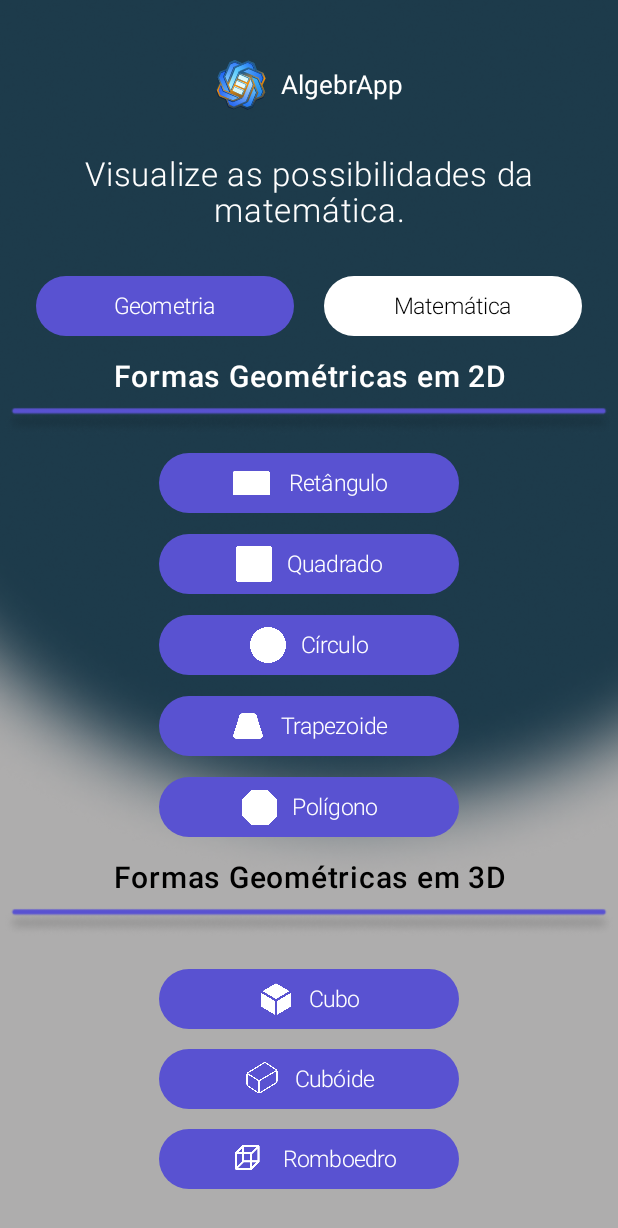
After one commit to maykon3/Formas-logic, an Android app built with Jetpack Compose: the composable Home shown on its own in the app's theme, on a phone screen of 412 x 824 dp. The commit adds this screen. Shown: the top 1228 px of the screen. Run offline under Robolectric (Android 15) with nearby library versions, the phone set to English and light mode, and no system bars.

Commit message:
Commit "Tela Home"

```diff
--- /dev/null
+++ b/app/src/main/java/com/example/formas/Home.kt
@@ -0,0 +1,378 @@
+package com.example.formas
+
+import androidx.compose.foundation.Image
+import androidx.compose.foundation.layout.Arrangement
+import androidx.compose.foundation.layout.Column
+import androidx.compose.foundation.layout.Row
+import androidx.compose.foundation.layout.Spacer
+import androidx.compose.foundation.layout.fillMaxSize
+import androidx.compose.foundation.layout.height
+import androidx.compose.foundation.layout.offset
+import androidx.compose.foundation.layout.padding
+import androidx.compose.foundation.layout.size
+import androidx.compose.foundation.layout.width
+import androidx.compose.foundation.shape.RoundedCornerShape
+import androidx.compose.material3.Button
+import androidx.compose.material3.ButtonDefaults
+import androidx.compose.material3.Text
+import androidx.compose.runtime.Composable
+import androidx.compose.ui.Alignment
+import androidx.compose.ui.Modifier
+import androidx.compose.ui.draw.paint
+import androidx.compose.ui.geometry.Offset
+import androidx.compose.ui.graphics.Color
+import androidx.compose.ui.graphics.Shadow
+import androidx.compose.ui.graphics.vector.rememberVectorPainter
+import androidx.compose.ui.input.pointer.motionEventSpy
+import androidx.compose.ui.layout.ContentScale
+import androidx.compose.ui.res.painterResource
+import androidx.compose.ui.text.TextStyle
+import androidx.compose.ui.text.font.FontWeight
+import androidx.compose.ui.text.style.TextAlign
+import androidx.compose.ui.tooling.preview.Preview
+import androidx.compose.ui.unit.dp
+import androidx.compose.ui.unit.sp
+import androidx.navigation.NavController
+import androidx.navigation.compose.rememberNavController
+import com.example.formas.ui.theme.FormasTheme
+
+@Composable
+fun Home(navController: NavController) {
+    Column(
+        horizontalAlignment = Alignment.CenterHorizontally,
+        modifier = Modifier
+            .fillMaxSize()
+            .paint(
+                painter = painterResource(id = R.drawable.home),
+                contentScale = ContentScale.Crop
+            )
+    ) {
+        Spacer(modifier = Modifier.padding(top = 20.dp))
+
+        Row(
+            modifier = Modifier.padding(top = 20.dp),
+            verticalAlignment = Alignment.CenterVertically
+        ) {
+            Image(
+                painter = painterResource(id = R.drawable.group),
+                contentDescription = "",
+                modifier = Modifier.size(33.dp)
+
+            )
+            Text(
+                "AlgebrApp",
+                color = Color.White,
+                fontSize = 17.sp,
+                modifier = Modifier.padding(start = 10.dp)
+            )
+        }
+
+        Spacer(modifier = Modifier.padding(top = 20.dp))
+
+        Text(
+            "Visualize as possibilidades da matemática.",
+            color = Color.White,
+            textAlign = TextAlign.Center,
+            fontSize = 22.sp,
+            fontWeight = FontWeight.Light,
+            modifier = Modifier
+                .padding(10.dp)
+        )
+
+        Spacer(modifier = Modifier.padding(top = 20.dp))
+
+        Row {
+
+            Button(
+                onClick = { },
+                shape = RoundedCornerShape(30.dp),
+                modifier = Modifier
+                    .width(172.dp)
+                    .height(40.dp),
+                colors = ButtonDefaults.buttonColors(
+                    containerColor = Color(corRoxa)
+                )
+            ) {
+                Text("Geometria", fontSize = 15.sp, fontWeight = FontWeight.Light)
+            }
+
+            Spacer(modifier = Modifier.padding(10.dp))
+
+            Button(
+                onClick = { },
+                shape = RoundedCornerShape(30.dp),
+                modifier = Modifier
+                    .width(172.dp)
+                    .height(40.dp),
+                colors = ButtonDefaults.buttonColors(
+                    containerColor = Color.White
+                )
+            ) {
+                Text(
+                    "Matemática",
+                    color = Color.Black,
+                    fontSize = 15.sp,
+                    fontWeight = FontWeight.Light
+                )
+            }
+
+
+        }
+
+        Spacer(modifier = Modifier.padding(top = 5.dp))
+
+        Text(
+            "Formas Geométricas em 2D",
+            color = Color.White,
+            textAlign = TextAlign.Center,
+            fontSize = 20.sp,
+            fontWeight = FontWeight.Medium,
+            modifier = Modifier
+                .padding(10.dp)
+        )
+
+        Image(
+            painter = painterResource(id = R.drawable.line_10),
+            contentDescription = "",
+            modifier = Modifier
+                .offset(y = (-2).dp)
+        )
+
+        Spacer(modifier = Modifier.padding(top = 10.dp))
+
+        Button(
+            onClick = { },
+            shape = RoundedCornerShape(30.dp),
+            modifier = Modifier
+                .width(200.dp)
+                .height(40.dp),
+            colors = ButtonDefaults.buttonColors(
+                containerColor = Color(corRoxa)
+            )
+        ) {
+            Row (
+                verticalAlignment = Alignment.CenterVertically
+            ){
+                Image(
+                    painter = painterResource(R.drawable.ret_ngulo),
+                    contentDescription = ""
+                )
+
+                Spacer(modifier = Modifier.padding(start = 10.dp))
+
+                Text("Retângulo", fontSize = 15.sp, fontWeight = FontWeight.Light)
+            }
+        }
+
+        Spacer(modifier = Modifier.padding(top = 14.dp))
+
+        Button(
+            onClick = { },
+            shape = RoundedCornerShape(30.dp),
+            modifier = Modifier
+                .width(200.dp)
+                .height(40.dp),
+            colors = ButtonDefaults.buttonColors(
+                containerColor = Color(corRoxa)
+            )
+        ) {
+            Row (
+                verticalAlignment = Alignment.CenterVertically
+            ){
+                Image(
+                    painter = painterResource(R.drawable.quadrado),
+                    contentDescription = ""
+                )
+
+                Spacer(modifier = Modifier.padding(start = 10.dp))
+
+                Text("Quadrado", fontSize = 15.sp, fontWeight = FontWeight.Light)
+            }
+        }
+
+        Spacer(modifier = Modifier.padding(top = 14.dp))
+
+        Button(
+            onClick = { },
+            shape = RoundedCornerShape(30.dp),
+            modifier = Modifier
+                .width(200.dp)
+                .height(40.dp),
+            colors = ButtonDefaults.buttonColors(
+                containerColor = Color(corRoxa)
+            )
+        ) {
+            Row (
+                verticalAlignment = Alignment.CenterVertically
+            ){
+                Image(
+                    painter = painterResource(R.drawable.circulo),
+                    contentDescription = ""
+                )
+
+                Spacer(modifier = Modifier.padding(start = 10.dp))
+
+                Text("Círculo", fontSize = 15.sp, fontWeight = FontWeight.Light)
+            }
+        }
+
+        Spacer(modifier = Modifier.padding(top = 14.dp))
+
+        Button(
+            onClick = { },
+            shape = RoundedCornerShape(30.dp),
+            modifier = Modifier
+                .width(200.dp)
+                .height(40.dp),
+            colors = ButtonDefaults.buttonColors(
+                containerColor = Color(corRoxa)
+            )
+        ) {
+            Row (
+                verticalAlignment = Alignment.CenterVertically
+            ){
+                Image(
+                    painter = painterResource(R.drawable.trape),
+                    contentDescription = ""
+                )
+
+                Spacer(modifier = Modifier.padding(start = 10.dp))
+
+                Text("Trapezoide", fontSize = 15.sp, fontWeight = FontWeight.Light)
+            }
+        }
+
+        Spacer(modifier = Modifier.padding(top = 14.dp))
+
+        Button(
+            onClick = { },
+            shape = RoundedCornerShape(30.dp),
+            modifier = Modifier
+                .width(200.dp)
+                .height(40.dp),
+            colors = ButtonDefaults.buttonColors(
+                containerColor = Color(corRoxa)
+            )
+        ) {
+            Row (
+                verticalAlignment = Alignment.CenterVertically
+            ){
+                Image(
+                    painter = painterResource(R.drawable.poligonp),
+                    contentDescription = ""
+                )
+
+                Spacer(modifier = Modifier.padding(start = 10.dp))
+
+                Text("Polígono", fontSize = 15.sp, fontWeight = FontWeight.Light)
+            }
+        }
+
+        Spacer(modifier = Modifier.padding(top = 5.dp))
+
+        Text(
+            "Formas Geométricas em 3D",
+            color = Color.Black,
+            textAlign = TextAlign.Center,
+            fontSize = 20.sp,
+            fontWeight = FontWeight.Medium,
+            modifier = Modifier
+                .padding(10.dp)
+        )
+
+        Image(
+            painter = painterResource(id = R.drawable.line_10),
+            contentDescription = "",
+            modifier = Modifier
+                .offset(y = (-2).dp)
+        )
+
+        Spacer(modifier = Modifier.padding(top = 20.dp))
+
+        Button(
+            onClick = { },
+            shape = RoundedCornerShape(30.dp),
+            modifier = Modifier
+                .width(200.dp)
+                .height(40.dp),
+            colors = ButtonDefaults.buttonColors(
+                containerColor = Color(corRoxa)
+            )
+        ) {
+            Row (
+                verticalAlignment = Alignment.CenterVertically
+            ){
+                Image(
+                    painter = painterResource(R.drawable.cubo),
+                    contentDescription = ""
+                )
+
+                Spacer(modifier = Modifier.padding(start = 10.dp))
+
+                Text("Cubo", fontSize = 15.sp, fontWeight = FontWeight.Light)
+            }
+        }
+
+        Spacer(modifier = Modifier.padding(top = 13.dp))
+
+        Button(
+            onClick = { },
+            shape = RoundedCornerShape(30.dp),
+            modifier = Modifier
+                .width(200.dp)
+                .height(40.dp),
+            colors = ButtonDefaults.buttonColors(
+                containerColor = Color(corRoxa)
+            )
+        ) {
+            Row (
+                verticalAlignment = Alignment.CenterVertically
+            ){
+                Image(
+                    painter = painterResource(R.drawable.cuboide),
+                    contentDescription = ""
+                )
+
+                Spacer(modifier = Modifier.padding(start = 10.dp))
+
+                Text("Cubóide", fontSize = 15.sp, fontWeight = FontWeight.Light)
+            }
+        }
+
+        Spacer(modifier = Modifier.padding(top = 13.dp))
+
+        Button(
+            onClick = { },
+            shape = RoundedCornerShape(30.dp),
+            modifier = Modifier
+                .width(200.dp)
+                .height(40.dp),
+            colors = ButtonDefaults.buttonColors(
+                containerColor = Color(corRoxa)
+            )
+        ) {
+            Row (
+                verticalAlignment = Alignment.CenterVertically
+            ){
+                Image(
+                    painter = painterResource(R.drawable.romboedro),
+                    contentDescription = ""
+                )
+
+                Spacer(modifier = Modifier.padding(start = 10.dp))
+
+                Text("Romboedro", fontSize = 15.sp, fontWeight = FontWeight.Light)
+            }
+        }
+
+
+    }
+}
+
+@Preview
+@Composable
+private fun HomePreview() {
+    FormasTheme {
+        Home(rememberNavController())
+    }
+}
--- a/app/src/main/java/com/example/formas/Login.kt
+++ b/app/src/main/java/com/example/formas/Login.kt
@@ -226,7 +226,7 @@ fun ConteudoLogin(navController: NavHostController) {
             }
 
             ElevatedButton(
-                onClick = { /* ação ao clicar */ },
+                onClick = { navController.navigate("home")},
                 shape = RoundedCornerShape(30.dp),
                 modifier = Modifier
                     .width(124.dp),
@@ -322,7 +322,9 @@ fun ConteudoLogin(navController: NavHostController) {
 
             Spacer(modifier = Modifier.padding(10.dp))
 
-            Column {
+            Column(
+                horizontalAlignment = Alignment.CenterHorizontally
+            ) {
                 Row {
                     Text(
                         "Ao continuar, estou de acordo com os",
--- a/app/src/main/java/com/example/formas/MainActivity.kt
+++ b/app/src/main/java/com/example/formas/MainActivity.kt
@@ -67,6 +67,7 @@ class MainActivity : ComponentActivity() {
                                 composable("esqueci"){ Esqueci(navController) }
                                 composable("mudarsenha") { SenhaNova(navController) }
                                 composable("senhaalterada") { NewPass(navController) }
+                                composable("home") { Home(navController) }
                             }
                         }
                     }
--- /dev/null
+++ b/app/src/main/res/drawable/background_home.xml
@@ -0,0 +1,17 @@
+<vector xmlns:android="http://schemas.android.com/apk/res/android"
+    android:width="412dp"
+    android:height="925dp"
+    android:viewportWidth="412"
+    android:viewportHeight="925">
+  <group>
+    <clip-path
+        android:pathData="M0,0h412v925h-412z"/>
+    <path
+        android:pathData="M0,0h412v925h-412z"
+        android:fillColor="#AEADAD"/>
+    <path
+        android:pathData="M-127,211a365,377 0,1 0,730 0a365,377 0,1 0,-730 0z"
+        android:fillColor="#153545"
+        android:fillAlpha="0.95"/>
+  </group>
+</vector>
```
Also changed, not shown: app/src/main/res/drawable/circulo.png (added), app/src/main/res/drawable/cubo.png (added), app/src/main/res/drawable/cuboide.png (added), app/src/main/res/drawable/home.png (added), app/src/main/res/drawable/line_10.png (added), app/src/main/res/drawable/poligonp.png (added), app/src/main/res/drawable/quadrado.png (added), app/src/main/res/drawable/ret_ngulo.png (added), app/src/main/res/drawable/romboedro.png (added), app/src/main/res/drawable/trape.png (added).
